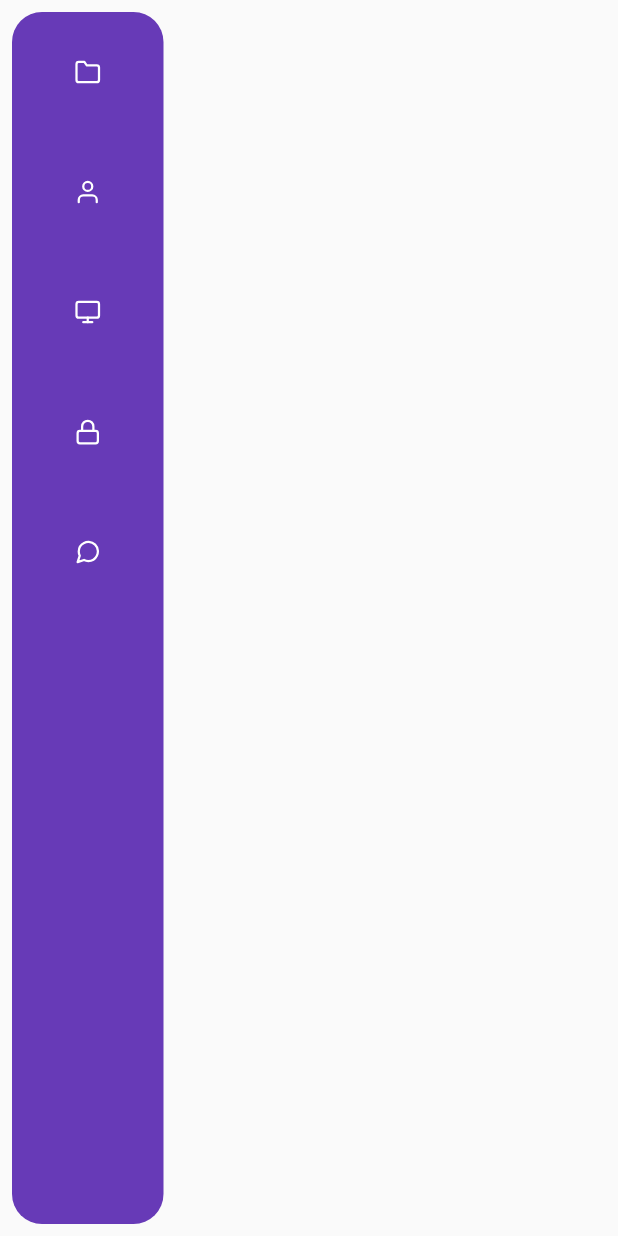
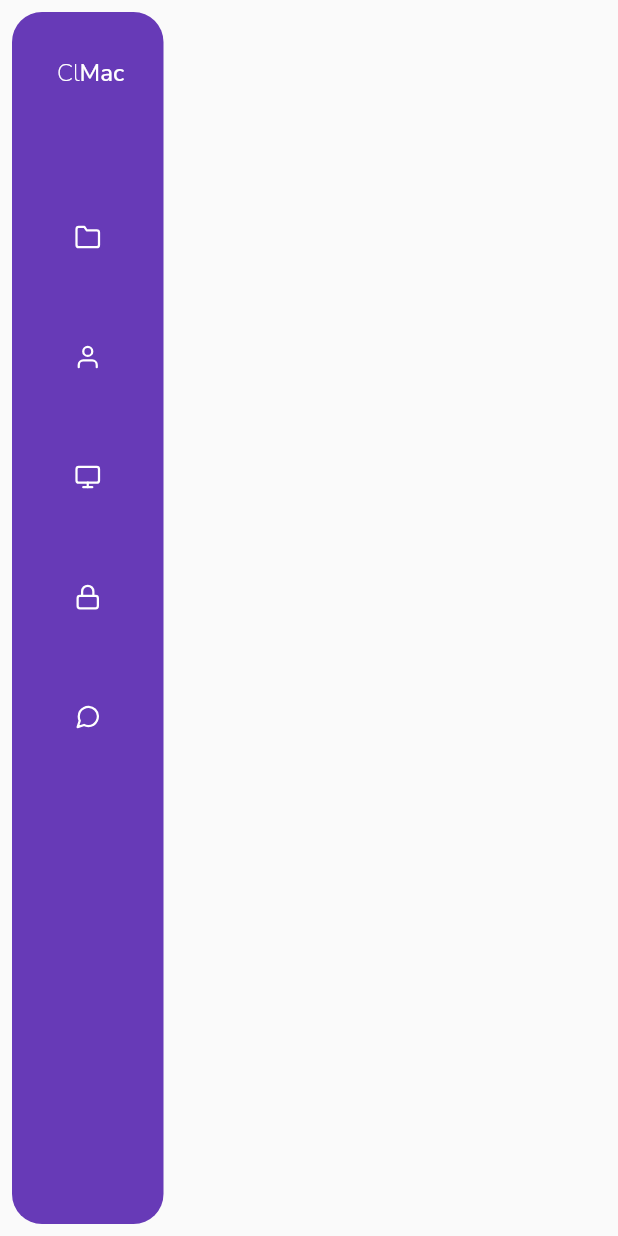
Before and after one commit to Nehal-Bhautoo/Car-Rental-Web-Flutter-App, a Flutter app: the NavBar screen opened directly, on a phone screen of 412 x 824 dp. Run offline on Flutter 3.47's test engine with Material 2 defaults, Android fonts, the phone set to English and light mode, and no system bars; our stand-ins replace flutter_vector_icons, google_fonts, responsive_builder, rive.

Commit message:
:zap: Add new screen

```diff
--- a/lib/main.dart
+++ b/lib/main.dart
@@ -1,3 +1,4 @@
+import 'package:car_rental/screens/car-listing/CarListingPage.dart';
 import 'package:car_rental/screens/home/home_screen.dart';
 import 'package:flutter/material.dart';
 
@@ -11,7 +12,7 @@ class MyApp extends StatelessWidget {
       debugShowCheckedModeBanner: false,
       initialRoute: '/',
       routes: {
-        '/': (context) => HomePage()
+        '/': (context) => CarListPage()
       },
     );
   }
--- a/lib/screens/car-listing/NavBar.dart
+++ b/lib/screens/car-listing/NavBar.dart
@@ -1,6 +1,7 @@
 import 'package:flutter/cupertino.dart';
 import 'package:flutter/material.dart';
 import 'package:flutter_vector_icons/flutter_vector_icons.dart';
+import 'package:google_fonts/google_fonts.dart';
 
 class NavBar extends StatefulWidget {
   @override
@@ -42,6 +43,31 @@ class _NavBarState extends State<NavBar> {
             child: Stack(
               children: [
                 Positioned(
+                  top: 30.0,
+                  left: 30.0,
+                  child: Row(
+                    crossAxisAlignment: CrossAxisAlignment.center,
+                    mainAxisAlignment: MainAxisAlignment.center,
+                    children: [
+                      Text(
+                        'Cl',
+                        style: GoogleFonts.nunitoSans(
+                            fontWeight: FontWeight.w100,
+                            color: Colors.white,
+                            fontSize: 16.0),
+                      ),
+                      Text(
+                        'Mac',
+                        style: GoogleFonts.nunitoSans(
+                            fontWeight: FontWeight.w500,
+                            color: Colors.white,
+                            fontSize: 16.0),
+                      ),
+                    ],
+                  ),
+                ),
+                Positioned(
+                  top: 110,
                   child: Column(
                     children: icon.map((e) => NavBarItem(
                       icon: e,
--- a/lib/screens/home/home_screen.dart
+++ b/lib/screens/home/home_screen.dart
@@ -100,7 +100,8 @@ class _LargeChild extends State<LargeChild> {
                           style: TextStyle(
                             fontSize: 60,
                             fontWeight: FontWeight.bold,
-                            color: Colors.black87))
+                            color: Colors.black87)
+                        )
                       ]
                     ),
                   ),
--- a/pubspec.yaml
+++ b/pubspec.yaml
@@ -30,6 +30,8 @@ dependencies:
   cupertino_icons: ^1.0.1
 
 dev_dependencies:
+  build_runner: ^1.6.2
+  build_web_compilers: ^2.0.0
   flutter_test:
     sdk: flutter
   integration_test:
```
Also changed, not shown: lib/screens/car-listing/CarListingPage.dart (added, +20 -0 lines), pubspec.lock.
